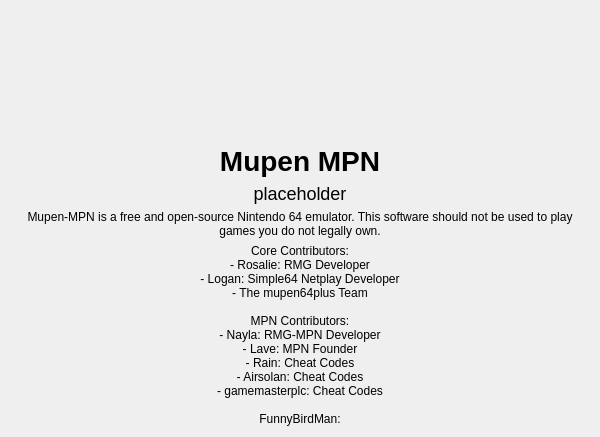
Old version of the form Source/RMG/UserInterface/Dialog/AboutDialog.ui in the repository MarioPartyNetplay/Mupen-MPN.
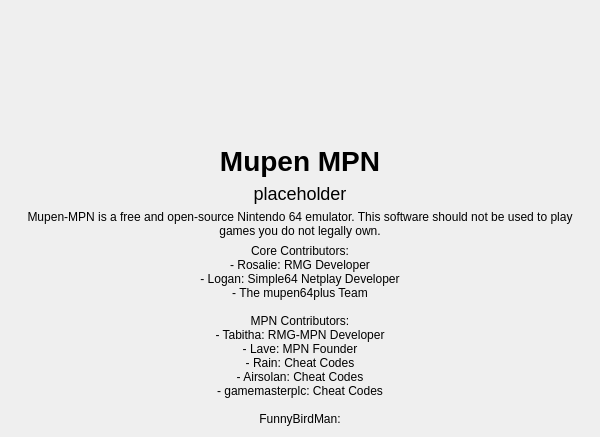
New version of the form. Icons and pictures are not drawn.

```diff
--- a/Source/RMG/UserInterface/Dialog/AboutDialog.ui
+++ b/Source/RMG/UserInterface/Dialog/AboutDialog.ui
@@ -91,7 +91,7 @@
 - The mupen64plus Team
 
 MPN Contributors:
-- Nayla: RMG-MPN Developer
+- Tabitha: RMG-MPN Developer
 - Lave: MPN Founder
 - Rain: Cheat Codes
 - Airsolan: Cheat Codes
```
